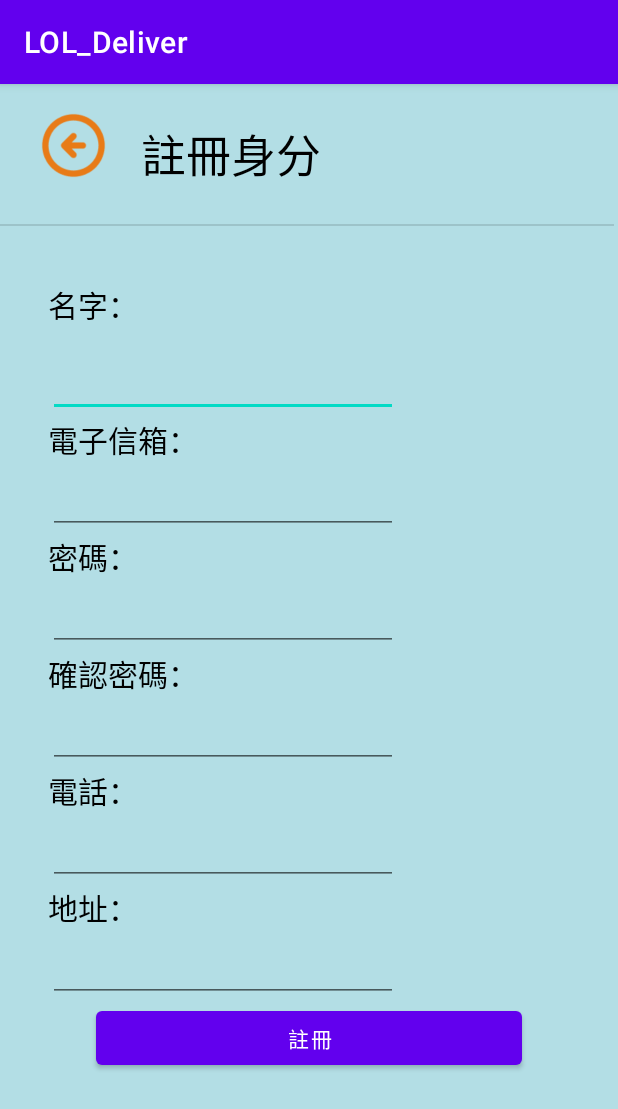
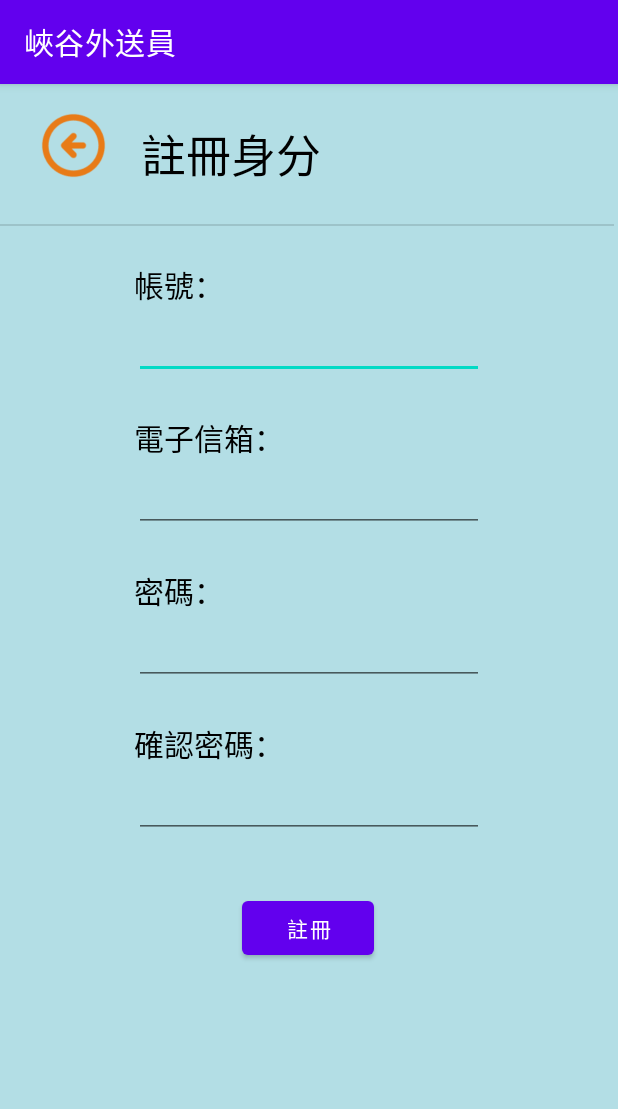
Before and after one commit to benson0935679831/lol_deliver, an Android app: the UserRegisterActivity screen opened directly, with no data from a screen before it, on a phone screen of 412 x 824 dp. Shown: the top 1109 px of the screen. Run offline under Robolectric (Android 15) with nearby library versions, the phone set to English and light mode, and no system bars.

Commit message:
add activity_main2.xml

```diff
--- a/android/app/src/main/AndroidManifest.xml
+++ b/android/app/src/main/AndroidManifest.xml
@@ -9,6 +9,9 @@
         android:roundIcon="@mipmap/ic_launcher_round"
         android:supportsRtl="true"
         android:theme="@style/Theme.LOL_Deliver">
+        <activity
+            android:name=".MainActivity2"
+            android:exported="false" />
         <activity
             android:name=".UserRegisterActivity"
             android:exported="false" />
--- a/android/app/src/main/java/com/example/lol_deliver/MainActivity.java
+++ b/android/app/src/main/java/com/example/lol_deliver/MainActivity.java
@@ -18,4 +18,8 @@ public class MainActivity extends AppCompatActivity {
 
         startActivity(intent);
     }
+    public void goToLoginPage(View view){
+        Intent intent = new Intent(this, MainActivity2.class);
+        startActivity(intent);
+    }
 }
--- a/android/app/src/main/res/layout/activity_register_user.xml
+++ b/android/app/src/main/res/layout/activity_register_user.xml
@@ -43,129 +43,103 @@
         app:layout_constraintStart_toStartOf="parent"
         app:layout_constraintTop_toBottomOf="@+id/tv_registAccount" />
 
-    <ScrollView
-        android:id="@+id/scrollView2"
-        android:layout_width="0dp"
-        android:layout_height="wrap_content"
-        android:layout_marginStart="32dp"
-        android:layout_marginEnd="32dp"
-        app:layout_constraintBottom_toBottomOf="parent"
-        app:layout_constraintEnd_toEndOf="parent"
-        app:layout_constraintHorizontal_bias="0.0"
-        app:layout_constraintStart_toStartOf="parent"
-        app:layout_constraintTop_toBottomOf="@+id/divider"
-        app:layout_constraintVertical_bias="0.257">
-
-        <LinearLayout
-            android:layout_width="match_parent"
-            android:layout_height="wrap_content"
-            android:orientation="vertical">
-
     <TextView
-                android:id="@+id/tv_name"
+        android:id="@+id/tv_account"
         android:layout_width="wrap_content"
         android:layout_height="wrap_content"
+        android:layout_marginTop="24dp"
         android:text="@string/hint_nameInput"
         android:textColor="@color/black"
-                android:textSize="20sp" />
+        android:textSize="20sp"
+        app:layout_constraintStart_toStartOf="@+id/etx_account"
+        app:layout_constraintTop_toBottomOf="@+id/divider" />
 
     <EditText
-                android:id="@+id/etx_name"
-                android:layout_width="wrap_content"
-                android:layout_height="wrap_content"
-                android:layout_marginTop="12dp"
-                android:ems="10"
-                android:inputType="textPersonName"
-                android:textSize="20sp" />
-
-            <TextView
-                android:id="@+id/tv_name2"
-                android:layout_width="wrap_content"
-                android:layout_height="wrap_content"
-                android:text="@string/hint_eMailInput"
-                android:textColor="@color/black"
-                android:textSize="20sp" />
-
-            <EditText
-                android:id="@+id/etx_name2"
+        android:id="@+id/etx_account"
         android:layout_width="wrap_content"
         android:layout_height="wrap_content"
         android:ems="10"
         android:inputType="textPersonName"
-                android:textSize="20sp" />
+        android:textSize="20sp"
+        app:layout_constraintEnd_toEndOf="parent"
+        app:layout_constraintStart_toStartOf="parent"
+        app:layout_constraintTop_toBottomOf="@+id/tv_account" />
 
     <TextView
-                android:id="@+id/tv_name3"
+        android:id="@+id/tv_email"
         android:layout_width="wrap_content"
         android:layout_height="wrap_content"
-                android:text="@string/hint_pswdInput"
+        android:layout_marginTop="24dp"
+        android:text="@string/hint_eMailInput"
         android:textColor="@color/black"
-                android:textSize="20sp" />
+        android:textSize="20sp"
+        app:layout_constraintStart_toStartOf="@+id/etx_email"
+        app:layout_constraintTop_toBottomOf="@+id/etx_account" />
 
     <EditText
-                android:id="@+id/etx_name3"
+        android:id="@+id/etx_email"
         android:layout_width="wrap_content"
         android:layout_height="wrap_content"
         android:ems="10"
         android:inputType="textPersonName"
-                android:textSize="20sp" />
+        android:textSize="20sp"
+        app:layout_constraintEnd_toEndOf="parent"
+        app:layout_constraintStart_toStartOf="parent"
+        app:layout_constraintTop_toBottomOf="@+id/tv_email" />
 
     <TextView
-                android:id="@+id/tv_name4"
+        android:id="@+id/tv_password"
         android:layout_width="wrap_content"
         android:layout_height="wrap_content"
-                android:text="@string/hint_pswd2Input"
+        android:layout_marginTop="24dp"
+        android:text="@string/hint_pswdInput"
         android:textColor="@color/black"
-                android:textSize="20sp" />
+        android:textSize="20sp"
+        app:layout_constraintStart_toStartOf="@+id/etx_password"
+        app:layout_constraintTop_toBottomOf="@+id/etx_email" />
 
     <EditText
-                android:id="@+id/etx_name4"
+        android:id="@+id/etx_password"
         android:layout_width="wrap_content"
         android:layout_height="wrap_content"
         android:ems="10"
         android:inputType="textPersonName"
-                android:textSize="20sp" />
+        android:textSize="20sp"
+        app:layout_constraintEnd_toEndOf="parent"
+        app:layout_constraintStart_toStartOf="parent"
+        app:layout_constraintTop_toBottomOf="@+id/tv_password" />
 
     <TextView
-                android:id="@+id/tv_name5"
+        android:id="@+id/tv_chkPassword"
         android:layout_width="wrap_content"
         android:layout_height="wrap_content"
-                android:text="@string/hint_telInput"
+        android:layout_marginTop="24dp"
+        android:text="@string/hint_pswd2Input"
         android:textColor="@color/black"
-                android:textSize="20sp" />
+        android:textSize="20sp"
+        app:layout_constraintStart_toStartOf="@+id/etx_chkPassword"
+        app:layout_constraintTop_toBottomOf="@+id/etx_password" />
 
     <EditText
-                android:id="@+id/etx_name5"
+        android:id="@+id/etx_chkPassword"
         android:layout_width="wrap_content"
         android:layout_height="wrap_content"
         android:ems="10"
         android:inputType="textPersonName"
-                android:textSize="20sp" />
-
-            <TextView
-                android:id="@+id/tv_name6"
-                android:layout_width="wrap_content"
-                android:layout_height="wrap_content"
-                android:text="@string/hint_addressInput"
-                android:textColor="@color/black"
-                android:textSize="20sp" />
-
-            <EditText
-                android:id="@+id/etx_name6"
-                android:layout_width="wrap_content"
-                android:layout_height="wrap_content"
-                android:ems="10"
-                android:inputType="textPersonName"
-                android:textSize="20sp" />
+        android:textSize="20sp"
+        app:layout_constraintEnd_toEndOf="parent"
+        app:layout_constraintStart_toStartOf="parent"
+        app:layout_constraintTop_toBottomOf="@+id/tv_chkPassword" />
 
     <Button
         android:id="@+id/btn_regist"
-                android:layout_width="match_parent"
+        android:layout_width="wrap_content"
         android:layout_height="wrap_content"
-                android:layout_marginStart="32dp"
-                android:layout_marginEnd="32dp"
-                android:text="@string/button_signUp" />
-        </LinearLayout>
-    </ScrollView>
+        android:layout_marginTop="36dp"
+        android:text="@string/button_signUp"
+        app:layout_constraintEnd_toEndOf="parent"
+        app:layout_constraintHorizontal_bias="0.498"
+        app:layout_constraintStart_toStartOf="parent"
+        app:layout_constraintTop_toBottomOf="@+id/etx_chkPassword" />
 
 </androidx.constraintlayout.widget.ConstraintLayout>
--- a/android/app/src/main/res/values/strings.xml
+++ b/android/app/src/main/res/values/strings.xml
@@ -1,8 +1,8 @@
 <resources>
-    <string name="app_name">LOL_Deliver</string>
+    <string name="app_name">峽谷外送員</string>
     <!--    註冊畫面資料-->
     <string name="signUp_title">註冊身分</string>
-    <string name="hint_nameInput">名字：</string>
+    <string name="hint_nameInput">帳號：</string>
     <string name="hint_eMailInput">電子信箱：</string>
     <string name="hint_pswdInput">密碼：</string>
     <string name="hint_pswd2Input">確認密碼：</string>
```
Also changed, not shown: android/app/src/main/java/com/example/lol_deliver/MainActivity2.java (added, +18 -0 lines), android/app/src/main/res/layout/activity_main.xml (+52 -51 lines), android/app/src/main/res/layout/activity_main2.xml (added, +58 -0 lines). Lines whose indentation alone changed are shown as unchanged.
